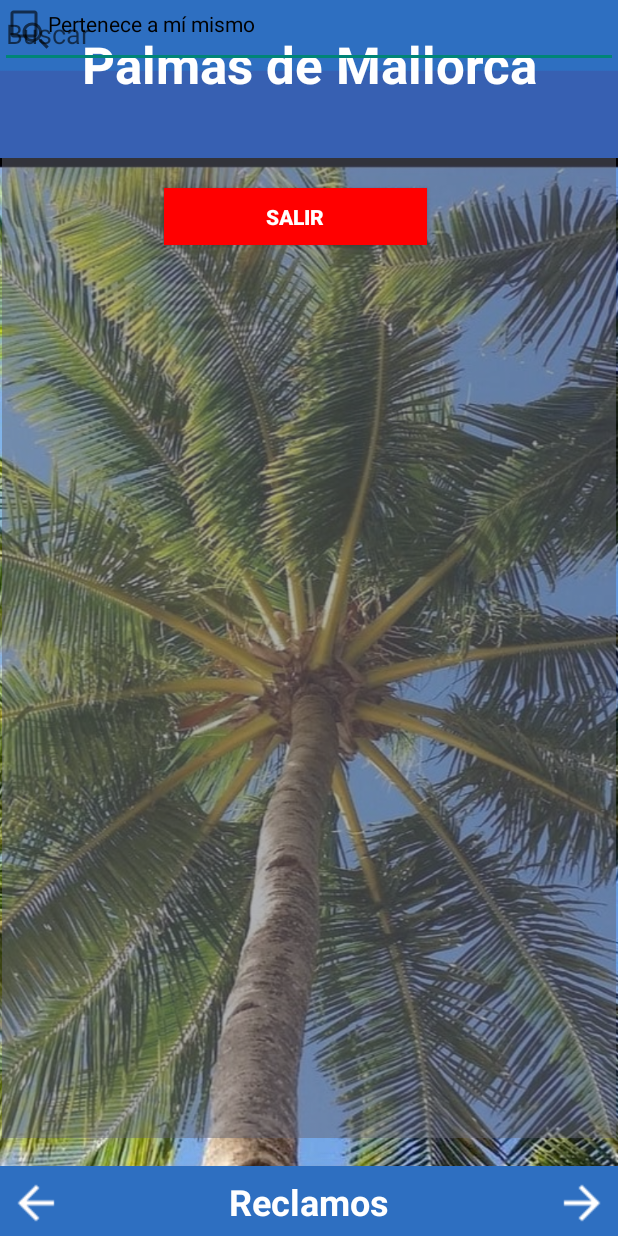
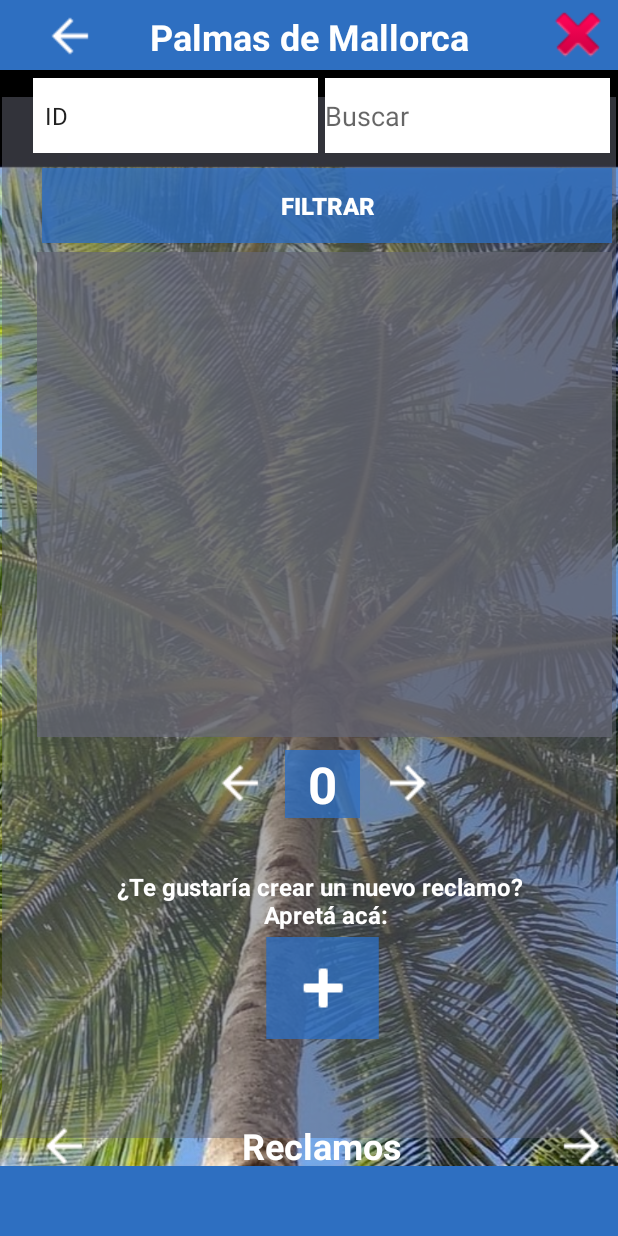
Before and after one commit to matiasfelau/municipio-frontend, an Android app: the layout activity_ver_reclamos.xml on its own in the app's theme, with its tools: preview values and no code run, on a phone screen of 412 x 824 dp. Run offline under Robolectric (Android 15) with nearby library versions, the phone set to English and light mode, and no system bars.

Commit message:
vista de ver reclamos acabada

```diff
--- a/app/src/main/java/ar/edu/uade/municipio_frontend/Activities/Arranque/Template.java
+++ b/app/src/main/java/ar/edu/uade/municipio_frontend/Activities/Arranque/Template.java
@@ -41,8 +41,11 @@ public class Template extends AppCompatActivity {
             return insets;
         });
 
+        Intent nuevaActividad = new Intent(Template.this, VerReclamos.class);
 
+        startActivity(nuevaActividad);
 
+/*
         vecinoHelper = new VecinoHelper(this);
 
         empleadoHelper = new EmpleadoHelper(this);
@@ -94,5 +97,7 @@ public class Template extends AppCompatActivity {
                 }
             }
         }
+
+ */
     }
 }
--- a/app/src/main/java/ar/edu/uade/municipio_frontend/Activities/Reclamo/VerReclamos.java
+++ b/app/src/main/java/ar/edu/uade/municipio_frontend/Activities/Reclamo/VerReclamos.java
@@ -1,11 +1,18 @@
 package ar.edu.uade.municipio_frontend.Activities.Reclamo;
 
 import android.annotation.SuppressLint;
+import android.content.Context;
 import android.content.Intent;
 import android.os.Bundle;
 import android.view.LayoutInflater;
 import android.view.View;
+import android.widget.AdapterView;
+import android.widget.ArrayAdapter;
 import android.widget.Button;
+import android.widget.ImageButton;
+import android.widget.ListView;
+import android.widget.Spinner;
+import android.widget.Toast;
 
 import androidx.activity.EdgeToEdge;
 import androidx.activity.OnBackPressedCallback;
@@ -15,6 +22,7 @@ import androidx.core.graphics.Insets;
 import androidx.core.view.ViewCompat;
 import androidx.core.view.WindowInsetsCompat;
 
+import java.util.ArrayList;
 import java.util.List;
 
 import ar.edu.uade.municipio_frontend.Activities.Usuario.Vecino.VecinoIngreso;
@@ -35,10 +43,16 @@ import retrofit2.Retrofit;
 import retrofit2.converter.gson.GsonConverterFactory;
 
 public class VerReclamos extends AppCompatActivity {
-    Button boton;
+    ImageButton boton;
     EmpleadoHelper empleadoHelper;
     InvitadoHelper invitadoHelper;
     VecinoHelper vecinoHelper;
+    Spinner dropdownFiltro;
+    ListView listReclamos;
+    ArrayList<String> p;
+    ArrayAdapter<String> prueba;
+    Integer c;
+    ImageButton botonAgregar;
 
     @SuppressLint("MissingInflatedId")
     @Override
@@ -57,6 +71,35 @@ public class VerReclamos extends AppCompatActivity {
 
         String from = getIntent().getStringExtra("from");
 
+        ArrayAdapter<CharSequence> adapter=ArrayAdapter.createFromResource(this, R.array.rubro_options, android.R.layout.simple_spinner_item);
+
+        adapter.setDropDownViewResource(android.R.layout.simple_spinner_item);
+
+        dropdownFiltro = findViewById(R.id.dropdownTipoFiltro);
+
+        dropdownFiltro.setAdapter(adapter);
+
+        p = new ArrayList<>();
+
+        prueba = new ArrayAdapter<>(this, android.R.layout.simple_list_item_1, p);
+
+        listReclamos = findViewById(R.id.listReclamos);
+
+        listReclamos.setAdapter(prueba);
+
+        setUpListViewListener();
+
+        c = 0;
+
+        botonAgregar = findViewById(R.id.botonAgregar);
+
+        botonAgregar.setOnClickListener(new View.OnClickListener() {
+            @Override
+            public void onClick(View v) {
+                addItem();
+            }
+        });
+
         if (from != null) {
             if (from.equals("VecinoIngreso") || from.equals("EmpleadoIngreso") || from.equals("PrimerIngreso")) {
                 getOnBackPressedDispatcher().addCallback(this, new OnBackPressedCallback(true) {
@@ -68,7 +111,7 @@ public class VerReclamos extends AppCompatActivity {
             }
         }
 
-        boton = findViewById(R.id.logout);
+        boton = findViewById(R.id.botonLogout);
         boton.setOnClickListener(new View.OnClickListener() {
             @Override
             public void onClick(View v) {
@@ -81,6 +124,24 @@ public class VerReclamos extends AppCompatActivity {
         invitadoHelper = new InvitadoHelper(this);
 
         vecinoHelper = new VecinoHelper(this);
+    }
+
+    private void setUpListViewListener(){
+        listReclamos.setOnItemLongClickListener(new AdapterView.OnItemLongClickListener() {
+            @Override
+            public boolean onItemLongClick(AdapterView<?> parent, View view, int position, long id) {
+                Context context = getApplicationContext();
+                Toast.makeText(context, "Item removed", Toast.LENGTH_LONG).show();
+                p.remove(position);
+                prueba.notifyDataSetChanged();
+                return true;
+            }
+        });
+    }
+
+    private void addItem(){
+        prueba.add(c.toString());
+        c++;
     }
 
     private void mostrarPopupSalir() {
--- a/app/src/main/res/layout/activity_template.xml
+++ b/app/src/main/res/layout/activity_template.xml
@@ -51,7 +51,7 @@
         android:backgroundTint="#00FFFFFF"
         android:scaleX="1.5"
         android:scaleY="1.5"
-        android:visibility="invisible"
+        android:visibility="visible"
         app:layout_constraintBottom_toBottomOf="parent"
         app:layout_constraintStart_toStartOf="parent"
         app:srcCompat="?attr/actionModeCloseDrawable"
@@ -66,7 +66,7 @@
         android:rotationY="180"
         android:scaleX="1.5"
         android:scaleY="1.5"
-        android:visibility="invisible"
+        android:visibility="visible"
         app:layout_constraintBottom_toBottomOf="parent"
         app:layout_constraintEnd_toEndOf="parent"
         app:srcCompat="?attr/actionModeCloseDrawable"
--- a/app/src/main/res/layout/activity_ver_reclamos.xml
+++ b/app/src/main/res/layout/activity_ver_reclamos.xml
@@ -22,11 +22,202 @@
         tools:ignore="SpeakableTextPresentCheck,TextContrastCheck" />
 
     <ImageView
+        android:id="@+id/bannerArriba"
+        android:layout_width="411dp"
+        android:layout_height="37dp"
+        android:contentDescription="bannerAbajo"
+        android:scaleX="2"
+        android:scaleY="1.5"
+        app:layout_constraintEnd_toEndOf="parent"
+        app:layout_constraintTop_toTopOf="parent"
+        app:srcCompat="@drawable/banner_abajo" />
+
+    <ImageButton
+        android:id="@+id/botonVolver"
+        android:layout_width="wrap_content"
+        android:layout_height="wrap_content"
+        android:layout_marginTop="2dp"
+        android:layout_marginEnd="341dp"
+        android:backgroundTint="#00FFFFFF"
+        android:scaleX="1.5"
+        android:scaleY="1.5"
+        app:layout_constraintEnd_toEndOf="parent"
+        app:layout_constraintTop_toTopOf="parent"
+        app:srcCompat="?attr/actionModeCloseDrawable"
+        app:tint="#FFFDFD"
+        tools:ignore="DuplicateIds,SpeakableTextPresentCheck" />
+
+    <TextView
+        android:id="@+id/textNombreAplicacion"
+        android:layout_width="255dp"
+        android:layout_height="26dp"
+        android:layout_marginTop="8dp"
+        android:text="Palmas de Mallorca"
+        android:textAlignment="center"
+        android:textAllCaps="false"
+        android:textColor="@color/white"
+        android:textSize="24sp"
+        android:textStyle="bold"
+        app:layout_constraintEnd_toEndOf="parent"
+        app:layout_constraintStart_toStartOf="parent"
+        app:layout_constraintTop_toTopOf="parent" />
+
+    <ImageButton
+        android:id="@+id/botonLogout"
+        android:layout_width="45dp"
+        android:layout_height="45dp"
+        android:layout_marginEnd="4dp"
+        android:background="#00FFFFFF"
+        android:scaleX="1.5"
+        android:scaleY="1.5"
+        app:layout_constraintEnd_toEndOf="parent"
+        app:layout_constraintTop_toTopOf="parent"
+        app:srcCompat="@android:drawable/ic_delete" />
+
+    <Spinner
+        android:id="@+id/dropdownTipoFiltro"
+        android:layout_width="190dp"
+        android:layout_height="50dp"
+        android:layout_marginTop="52dp"
+        android:layout_marginEnd="200dp"
+        android:background="@color/white"
+        android:entries="@array/rubro_options"
+        android:spinnerMode="dropdown"
+        app:layout_constraintEnd_toEndOf="parent"
+        app:layout_constraintTop_toTopOf="parent" />
+
+    <Spinner
+        android:id="@+id/dropdownDatoFiltro"
+        android:layout_width="190dp"
+        android:layout_height="50dp"
+        android:layout_marginTop="52dp"
+        android:layout_marginEnd="5dp"
+        android:background="@color/white"
+        android:entries="@array/rubro_options"
+        android:spinnerMode="dropdown"
+        android:visibility="invisible"
+        app:layout_constraintEnd_toEndOf="parent"
+        app:layout_constraintTop_toTopOf="parent" />
+
+    <EditText
+        android:id="@+id/inputId"
+        android:layout_width="190dp"
+        android:layout_height="50dp"
+        android:layout_marginTop="52dp"
+        android:layout_marginEnd="5dp"
+        android:background="@color/white"
+        android:hint="Buscar"
+        android:inputType="text"
+        android:maxLines="1"
+        android:textAlignment="textStart"
+        android:visibility="visible"
+        app:layout_constraintEnd_toEndOf="parent"
+        app:layout_constraintTop_toTopOf="parent" />
+
+    <Button
+        android:id="@+id/button"
+        android:layout_width="380dp"
+        android:layout_height="50dp"
+        android:layout_marginTop="112dp"
+        android:layout_marginEnd="4dp"
+        android:background="#C92E6FC1"
+        android:text="Filtrar"
+        android:textAlignment="center"
+        android:textColor="@color/white"
+        android:textSize="16sp"
+        android:textStyle="bold"
+        app:layout_constraintEnd_toEndOf="parent"
+        app:layout_constraintTop_toTopOf="parent" />
+
+    <ListView
+        android:id="@+id/listReclamos"
+        android:layout_width="383dp"
+        android:layout_height="323dp"
+        android:layout_marginTop="168dp"
+        android:layout_marginEnd="4dp"
+        android:background="#BE656774"
+        app:layout_constraintEnd_toEndOf="parent"
+        app:layout_constraintTop_toTopOf="parent" />
+
+    <TextView
+        android:id="@+id/textView4"
+        android:layout_width="297dp"
+        android:layout_height="45dp"
+        android:layout_marginTop="580dp"
+        android:layout_marginEnd="48dp"
+        android:text="¿Te gustaría crear un nuevo reclamo? \n Apretá acá:"
+        android:textAlignment="center"
+        android:textColor="@color/white"
+        android:textSize="16sp"
+        android:textStyle="bold"
+        app:layout_constraintEnd_toEndOf="parent"
+        app:layout_constraintTop_toTopOf="parent" />
+
+    <ImageButton
+        android:id="@+id/botonCambiarPaginaIzquierda"
+        android:layout_width="wrap_content"
+        android:layout_height="wrap_content"
+        android:layout_marginTop="500dp"
+        android:layout_marginEnd="228dp"
+        android:backgroundTint="#00FFFFFF"
+        android:scaleX="1.5"
+        android:scaleY="1.5"
+        app:layout_constraintEnd_toEndOf="parent"
+        app:layout_constraintTop_toTopOf="parent"
+        app:srcCompat="?attr/actionModeCloseDrawable"
+        app:tint="#FFFDFD"
+        tools:ignore="DuplicateIds,SpeakableTextPresentCheck" />
+
+    <TextView
+        android:id="@+id/textPaginaActual"
+        android:layout_width="50dp"
+        android:layout_height="45dp"
+        android:layout_marginTop="500dp"
+        android:layout_marginEnd="172dp"
+        android:background="#C92E6FC1"
+        android:text="0"
+        android:textAlignment="center"
+        android:textColor="@color/white"
+        android:textSize="34sp"
+        android:textStyle="bold"
+        app:layout_constraintEnd_toEndOf="parent"
+        app:layout_constraintTop_toTopOf="parent" />
+
+    <ImageButton
+        android:id="@+id/botonCambiarPaginaDerecha"
+        android:layout_width="wrap_content"
+        android:layout_height="wrap_content"
+        android:layout_marginTop="500dp"
+        android:layout_marginEnd="116dp"
+        android:backgroundTint="#00FFFFFF"
+        android:rotationY="180"
+        android:scaleX="1.5"
+        android:scaleY="1.5"
+        app:layout_constraintEnd_toEndOf="parent"
+        app:layout_constraintTop_toTopOf="parent"
+        app:srcCompat="?attr/actionModeCloseDrawable"
+        app:tint="@color/white"
+        tools:ignore="SpeakableTextPresentCheck" />
+
+    <ImageButton
+        android:id="@+id/botonAgregar"
+        android:layout_width="50dp"
+        android:layout_height="45dp"
+        android:layout_marginTop="636dp"
+        android:layout_marginEnd="172dp"
+        android:background="#C92E6FC1"
+        android:scaleX="1.5"
+        android:scaleY="1.5"
+        app:layout_constraintEnd_toEndOf="parent"
+        app:layout_constraintTop_toTopOf="parent"
+        app:srcCompat="@android:drawable/ic_input_add"
+        app:tint="@color/white" />
+
+    <ImageView
         android:id="@+id/bannerAbajo"
         android:layout_width="411dp"
         android:layout_height="37dp"
         android:layout_marginEnd="2dp"
-        android:contentDescription="bannerAbajo"
         android:scaleX="2"
         android:scaleY="1.5"
         app:layout_constraintBottom_toBottomOf="parent"
@@ -34,128 +225,49 @@
         app:layout_constraintStart_toStartOf="parent"
         app:srcCompat="@drawable/banner_abajo" />
 
-    <ImageView
-        android:id="@+id/bannerArriba"
-        android:layout_width="410dp"
-        android:layout_height="105dp"
-        android:layout_marginEnd="3dp"
-        android:contentDescription="bannerArriba"
-        android:scaleX="2"
-        app:layout_constraintEnd_toEndOf="parent"
-        app:layout_constraintStart_toStartOf="parent"
-        app:layout_constraintTop_toTopOf="parent"
-        app:srcCompat="@drawable/banner_arriba" />
-
     <ImageButton
-        android:id="@+id/botonCambiarUsuarioIzquierda"
+        android:id="@+id/botonCambiarPantallaIzquierda"
         android:layout_width="wrap_content"
         android:layout_height="wrap_content"
+        android:layout_marginTop="742dp"
+        android:layout_marginEnd="345dp"
         android:backgroundTint="#00FFFFFF"
         android:scaleX="1.5"
         android:scaleY="1.5"
-        app:layout_constraintBottom_toBottomOf="parent"
-        app:layout_constraintStart_toStartOf="parent"
+        app:layout_constraintEnd_toEndOf="parent"
+        app:layout_constraintTop_toTopOf="parent"
         app:srcCompat="?attr/actionModeCloseDrawable"
         app:tint="#FFFDFD"
         tools:ignore="DuplicateIds,SpeakableTextPresentCheck" />
-
-    <ImageButton
-        android:id="@+id/botonCambiarUsuarioDerecha"
-        android:layout_width="wrap_content"
-        android:layout_height="wrap_content"
-        android:backgroundTint="#00FFFFFF"
-        android:rotationY="180"
-        android:scaleX="1.5"
-        android:scaleY="1.5"
-        app:layout_constraintBottom_toBottomOf="parent"
-        app:layout_constraintEnd_toEndOf="parent"
-        app:srcCompat="?attr/actionModeCloseDrawable"
-        app:tint="@color/white"
-        tools:ignore="SpeakableTextPresentCheck" />
 
     <TextView
         android:id="@+id/textPantalla"
         android:layout_width="178dp"
         android:layout_height="39dp"
+        android:layout_marginTop="747dp"
+        android:layout_marginEnd="108dp"
         android:text="Reclamos"
         android:textAlignment="center"
         android:textColor="@color/white"
         android:textSize="24sp"
         android:textStyle="bold"
-        app:layout_constraintBottom_toBottomOf="parent"
-        app:layout_constraintEnd_toStartOf="@+id/botonCambiarUsuarioDerecha"
-        app:layout_constraintHorizontal_bias="0.503"
-        app:layout_constraintStart_toEndOf="@+id/botonCambiarUsuarioIzquierda" />
-
-    <TextView
-        android:id="@+id/textNombreAplicacion"
-        android:layout_width="409dp"
-        android:layout_height="77dp"
-        android:layout_marginTop="20dp"
-        android:text="Palmas de Mallorca"
-        android:textAlignment="center"
-        android:textAllCaps="false"
-        android:textColor="@color/white"
-        android:textSize="34sp"
-        android:textStyle="bold"
         app:layout_constraintEnd_toEndOf="parent"
-        app:layout_constraintStart_toStartOf="parent"
         app:layout_constraintTop_toTopOf="parent" />
 
-    <Button
-        android:id="@+id/logout"
-        android:layout_width="175dp"
-        android:layout_height="38dp"
-        android:layout_marginStart="109dp"
-        android:layout_marginTop="125dp"
-        android:background="#FF0000"
-        android:text="SALIR"
-        android:textColor="@color/white"
-        android:textStyle="bold"
-        app:layout_constraintStart_toStartOf="parent"
-        app:layout_constraintTop_toTopOf="parent" />
-
-    <SearchView
-        android:layout_width="0dp"
-        android:layout_height="wrap_content"
-        android:queryHint="Busque aqui:..."
-        tools:layout_editor_absoluteX="32dp"
-        tools:layout_editor_absoluteY="255dp" />
-
-    <LinearLayout
-        android:id="@+id/searchLayout"
-        android:layout_width="match_parent"
-        android:layout_height="wrap_content"
-        android:orientation="vertical">
-
-    </LinearLayout>
-
-    <CheckBox
-        android:id="@+id/selfCheckBox"
+    <ImageButton
+        android:id="@+id/botonCambiarPantallaDerecha"
         android:layout_width="wrap_content"
         android:layout_height="wrap_content"
-        android:text="Pertenece a mí mismo"
-        tools:layout_editor_absoluteX="-1dp"
-        tools:layout_editor_absoluteY="418dp" />
-
-    <Spinner
-        android:id="@+id/rubroSpinner"
-        android:layout_width="match_parent"
-        android:layout_height="wrap_content"
-        android:entries="@array/rubro_options"
-        android:prompt="@string/rubro_prompt"
-        tools:layout_editor_absoluteX="-1dp"
-        tools:layout_editor_absoluteY="399dp" />
-
-    <EditText
-        android:id="@+id/searchEditText"
-        android:layout_width="match_parent"
-        android:layout_height="wrap_content"
-        android:hint="Buscar"
-        android:inputType="text"
-        android:maxLines="1"
-        tools:layout_editor_absoluteX="1dp"
-        tools:layout_editor_absoluteY="354dp" />
+        android:layout_marginTop="742dp"
+        android:backgroundTint="#00FFFFFF"
+        android:rotationY="180"
+        android:scaleX="1.5"
+        android:scaleY="1.5"
+        app:layout_constraintEnd_toEndOf="parent"
+        app:layout_constraintTop_toTopOf="parent"
+        app:srcCompat="?attr/actionModeCloseDrawable"
+        app:tint="@color/white"
+        tools:ignore="SpeakableTextPresentCheck" />
 
 
 </androidx.constraintlayout.widget.ConstraintLayout>
--- a/app/src/main/res/values/strings.xml
+++ b/app/src/main/res/values/strings.xml
@@ -1,3 +1,17 @@
 <resources>
     <string name="app_name">municipio-frontend</string>
+    <string name="ID">ID</string>
+    <string name="Sector">Sector</string>
+    <string name="Pertenencia">Pertenencia</string>
+    <string name="Propio">Propio</string>
+    <string name="General">General</string>
+    <string-array name="rubro_options">
+        <item>@string/ID</item>
+        <item>@string/Sector</item>
+        <item>@string/Pertenencia</item>
+    </string-array>
+    <string-array name="pertenencia_options">
+        <item>@string/Propio</item>
+        <item>@string/General</item>
+    </string-array>
 </resources>
--- a/gradle/libs.versions.toml
+++ b/gradle/libs.versions.toml
@@ -1,5 +1,5 @@
 [versions]
-agp = "8.4.0"
+agp = "8.3.0"
 javaJwt = "4.4.0"
 kotlin = "1.9.0"
 coreKtx = "1.10.1"
```
